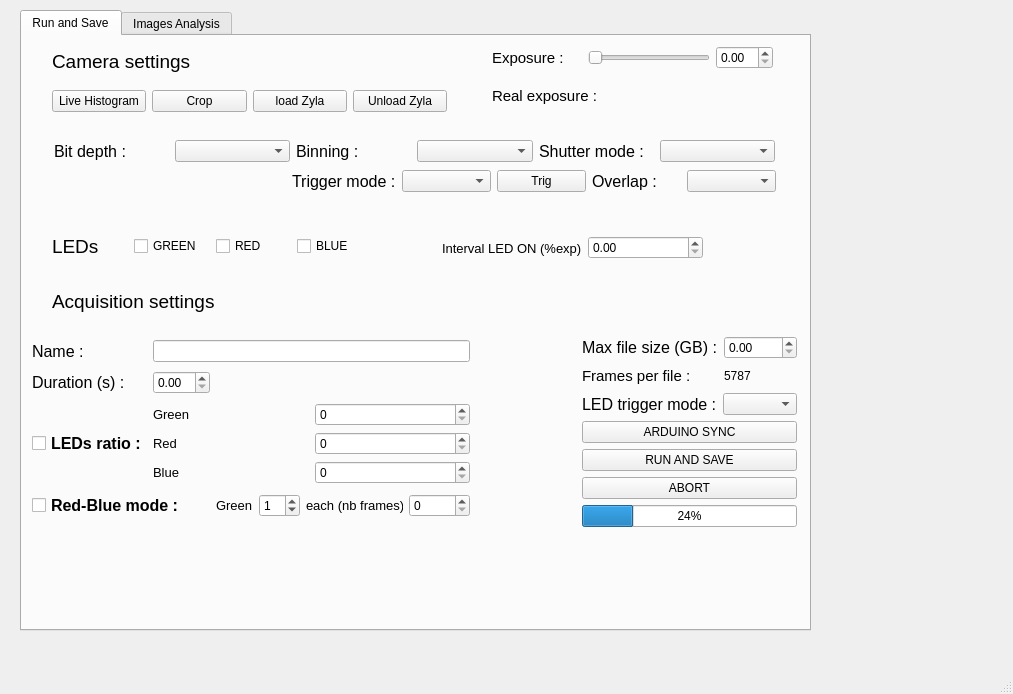
Qt form isoi_window_V2.ui (JohnstonLab/OMMI) before a commit.
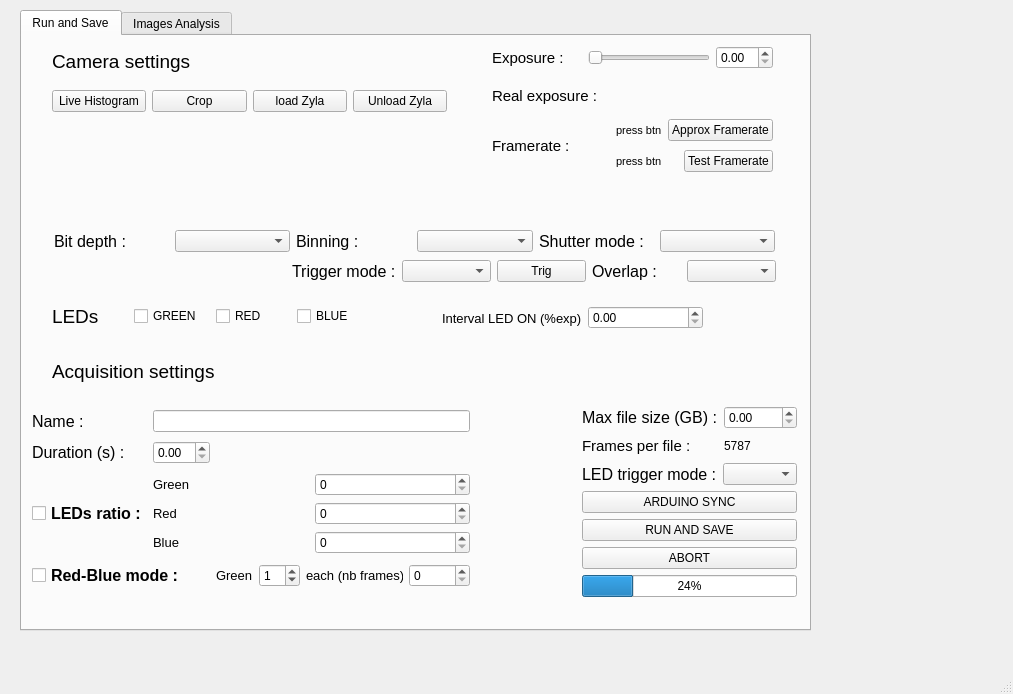
The same form after that commit.

Commit message: Added framerate section in GUI (not connected)

Patch:
```diff
--- a/isoi_window_V2.ui
+++ b/isoi_window_V2.ui
@@ -52,7 +52,7 @@
       <property name="geometry">
        <rect>
         <x>32</x>
-        <y>102</y>
+        <y>192</y>
         <width>721</width>
         <height>26</height>
        </rect>
@@ -109,7 +109,7 @@
       <property name="geometry">
        <rect>
         <x>270</x>
-        <y>130</y>
+        <y>220</y>
         <width>484</width>
         <height>30</height>
        </rect>
@@ -158,7 +158,7 @@
       <property name="geometry">
        <rect>
         <x>30</x>
-        <y>250</y>
+        <y>320</y>
         <width>181</width>
         <height>31</height>
        </rect>
@@ -176,7 +176,7 @@
       <property name="geometry">
        <rect>
         <x>420</x>
-        <y>200</y>
+        <y>270</y>
         <width>261</width>
         <height>24</height>
        </rect>
@@ -305,7 +305,7 @@
       <property name="geometry">
        <rect>
         <x>30</x>
-        <y>190</y>
+        <y>260</y>
         <width>321</width>
         <height>41</height>
        </rect>
@@ -350,7 +350,7 @@
       <property name="geometry">
        <rect>
         <x>560</x>
-        <y>300</y>
+        <y>370</y>
         <width>215</width>
         <height>191</height>
        </rect>
@@ -443,11 +443,11 @@
        </item>
       </layout>
      </widget>
-     <widget class="QWidget" name="">
+     <widget class="QWidget" name="layoutWidget">
       <property name="geometry">
        <rect>
         <x>10</x>
-        <y>301</y>
+        <y>371</y>
         <width>438</width>
         <height>186</height>
        </rect>
@@ -604,6 +604,80 @@
        </item>
       </layout>
      </widget>
+     <widget class="QWidget" name="">
+      <property name="geometry">
+       <rect>
+        <x>470</x>
+        <y>80</y>
+        <width>281</width>
+        <height>60</height>
+       </rect>
+      </property>
+      <layout class="QHBoxLayout" name="horizontalLayout_11">
+       <item>
+        <widget class="QLabel" name="expLabel_3">
+         <property name="font">
+          <font>
+           <pointsize>11</pointsize>
+          </font>
+         </property>
+         <property name="text">
+          <string>Framerate :</string>
+         </property>
+        </widget>
+       </item>
+       <item>
+        <layout class="QVBoxLayout" name="verticalLayout_2">
+         <item>
+          <layout class="QHBoxLayout" name="horizontalLayout_8">
+           <item>
+            <widget class="QLabel" name="approxFramerate">
+             <property name="font">
+              <font>
+               <pointsize>8</pointsize>
+              </font>
+             </property>
+             <property name="text">
+              <string>press btn</string>
+             </property>
+            </widget>
+           </item>
+           <item>
+            <widget class="QPushButton" name="approxFramerateBtn">
+             <property name="text">
+              <string>Approx Framerate</string>
+             </property>
+            </widget>
+           </item>
+          </layout>
+         </item>
+         <item>
+          <layout class="QHBoxLayout" name="horizontalLayout_10">
+           <item>
+            <widget class="QLabel" name="testFramerate">
+             <property name="font">
+              <font>
+               <pointsize>8</pointsize>
+              </font>
+             </property>
+             <property name="text">
+              <string>press btn</string>
+             </property>
+            </widget>
+           </item>
+           <item>
+            <widget class="QPushButton" name="testFramerateBtn">
+             <property name="text">
+              <string>Test Framerate</string>
+             </property>
+            </widget>
+           </item>
+          </layout>
+         </item>
+        </layout>
+       </item>
+      </layout>
+     </widget>
     </widget>
     <widget class="QWidget" name="tab_2">
      <attribute name="title">
```
The commit also changes 1 other file.
